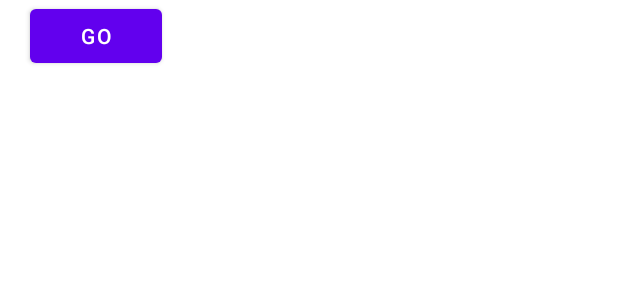
After one commit to AgoraIO-Community/Agora-AIGCService-Example, an Android app: the layout main_activity.xml on its own in the app's theme, with its tools: preview values and no code run, on a phone screen of 412 x 824 dp. The commit adds this screen. Shown: the top 300 px of the screen. Run offline under Robolectric (Android 15) with nearby library versions, the phone set to English and light mode, and no system bars.

Commit message:
add main activity for test

```diff
--- a/Android/Agora-AIGCService-Example/app/src/main/AndroidManifest.xml
+++ b/Android/Agora-AIGCService-Example/app/src/main/AndroidManifest.xml
@@ -16,7 +16,7 @@
         android:theme="@style/Theme.AgoraGptSDK"
         tools:targetApi="31">
         <activity
-            android:name="io.agora.aigc_service_example.AIRobotActivity"
+            android:name="io.agora.aigc_service_example.MainActivity"
             android:exported="true"
             android:screenOrientation="portrait">
             <intent-filter>
@@ -25,6 +25,10 @@
                 <category android:name="android.intent.category.LAUNCHER" />
             </intent-filter>
         </activity>
+        <activity
+            android:name="io.agora.aigc_service_example.AIRobotActivity"
+            android:exported="true"
+            android:screenOrientation="portrait" />
     </application>
 
 </manifest>
--- /dev/null
+++ b/Android/Agora-AIGCService-Example/app/src/main/res/layout/main_activity.xml
@@ -0,0 +1,17 @@
+<?xml version="1.0" encoding="utf-8"?>
+<androidx.constraintlayout.widget.ConstraintLayout xmlns:android="http://schemas.android.com/apk/res/android"
+    xmlns:app="http://schemas.android.com/apk/res-auto"
+    android:layout_width="match_parent"
+    android:layout_height="match_parent"
+    android:background="@color/white">
+
+    <Button
+        android:id="@+id/btn_go"
+        android:layout_width="wrap_content"
+        android:layout_height="wrap_content"
+        android:layout_marginStart="20dp"
+        android:text="@string/go"
+        app:layout_constraintStart_toStartOf="parent"
+        app:layout_constraintTop_toTopOf="parent" />
+
+</androidx.constraintlayout.widget.ConstraintLayout>
--- a/Android/Agora-AIGCService-Example/app/src/main/res/values/strings.xml
+++ b/Android/Agora-AIGCService-Example/app/src/main/res/values/strings.xml
@@ -6,4 +6,5 @@
     <string name="send_messages_llm">发送Messages到LLM</string>
     <string name="send_text_tts">发送文本到TTS</string>
     <string name="exit">退出</string>
+    <string name="go">Go</string>
 </resources>
```
Also changed, not shown: Android/Agora-AIGCService-Example/app/src/main/java/io/agora/aigc_service_example/AIRobotActivity.java (+8 -7 lines), Android/Agora-AIGCService-Example/app/src/main/java/io/agora/aigc_service_example/MainActivity.java (added, +34 -0 lines), 1 other file.
